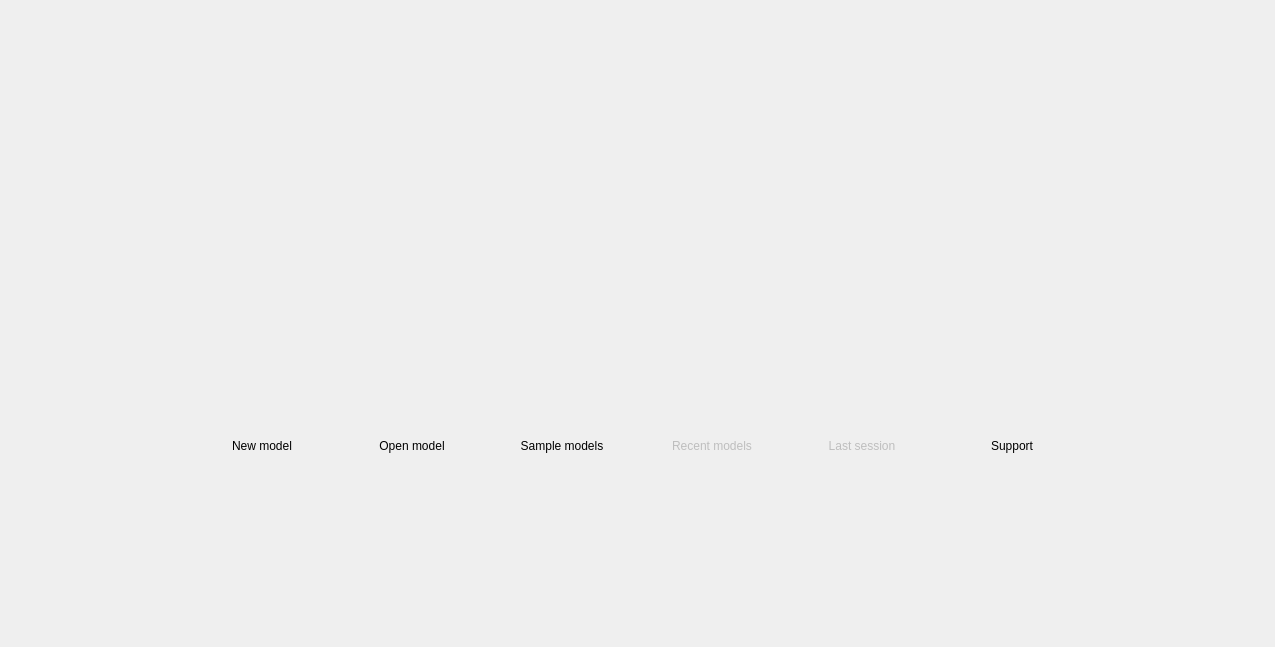
Before: the Qt Designer form libs/libgui/ui/widgets/welcomewidget.ui in pgmodeler/pgmodeler, drawn with Qt 5.
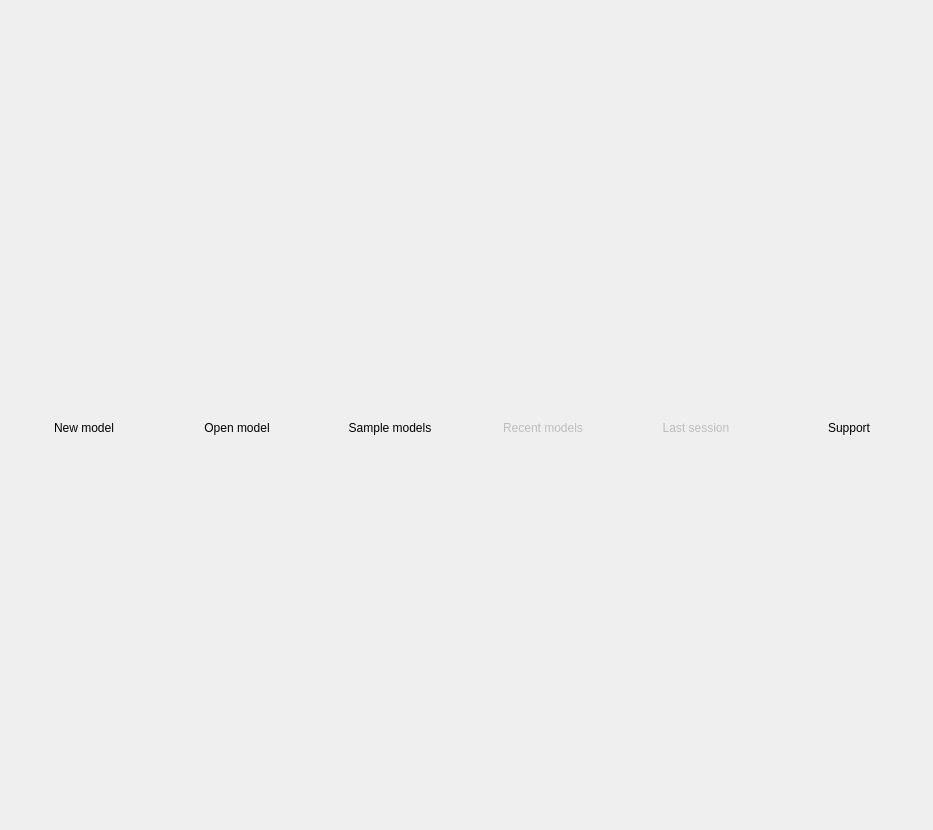
After: the same form once the commit is applied. Icons and pictures are not drawn.

Diff of the .ui file:
```diff
--- a/libs/libgui/ui/widgets/welcomewidget.ui
+++ b/libs/libgui/ui/widgets/welcomewidget.ui
@@ -6,8 +6,8 @@
    <rect>
     <x>0</x>
     <y>0</y>
-    <width>1275</width>
-    <height>647</height>
+    <width>932</width>
+    <height>830</height>
    </rect>
   </property>
   <property name="sizePolicy">
@@ -23,22 +23,21 @@
    <string>Form</string>
   </property>
   <layout class="QGridLayout" name="gridLayout_2">
-   <property name="leftMargin">
-    <number>0</number>
-   </property>
-   <property name="topMargin">
-    <number>0</number>
-   </property>
-   <property name="rightMargin">
-    <number>0</number>
-   </property>
-   <property name="bottomMargin">
-    <number>0</number>
-   </property>
-   <item row="0" column="0">
-    <layout class="QVBoxLayout" name="verticalLayout">
-     <item>
-      <widget class="QLabel" name="label">
+   <item row="1" column="0">
+    <spacer name="horizontalSpacer">
+     <property name="orientation">
+      <enum>Qt::Horizontal</enum>
+     </property>
+     <property name="sizeHint" stdset="0">
+      <size>
+       <width>248</width>
+       <height>20</height>
+      </size>
+     </property>
+    </spacer>
+   </item>
+   <item row="1" column="1" colspan="2">
+    <widget class="QLabel" name="logo_lbl">
        <property name="sizePolicy">
         <sizepolicy hsizetype="Preferred" vsizetype="Fixed">
          <horstretch>0</horstretch>
@@ -47,8 +46,8 @@
        </property>
        <property name="minimumSize">
         <size>
-         <width>190</width>
-         <height>240</height>
+       <width>0</width>
+       <height>0</height>
         </size>
        </property>
        <property name="text">
@@ -62,19 +61,32 @@
        </property>
       </widget>
      </item>
-     <item>
+   <item row="1" column="3">
+    <spacer name="horizontalSpacer_2">
+     <property name="orientation">
+      <enum>Qt::Horizontal</enum>
+     </property>
+     <property name="sizeHint" stdset="0">
+      <size>
+       <width>248</width>
+       <height>20</height>
+      </size>
+     </property>
+    </spacer>
+   </item>
+   <item row="2" column="0" colspan="4">
       <layout class="QGridLayout" name="gridLayout">
        <property name="leftMargin">
-        <number>20</number>
+      <number>0</number>
        </property>
        <property name="topMargin">
-        <number>20</number>
+      <number>0</number>
        </property>
        <property name="rightMargin">
-        <number>20</number>
+      <number>0</number>
        </property>
        <property name="bottomMargin">
-        <number>20</number>
+      <number>0</number>
        </property>
        <property name="horizontalSpacing">
         <number>10</number>
@@ -95,7 +107,6 @@
          </property>
          <property name="font">
           <font>
-           <weight>50</weight>
            <bold>false</bold>
           </font>
          </property>
@@ -111,13 +122,10 @@
          </property>
          <property name="iconSize">
           <size>
-           <width>90</width>
-           <height>90</height>
-          </size>
-         </property>
-         <property name="popupMode">
-          <enum>QToolButton::InstantPopup</enum>
-         </property>
+         <width>72</width>
+         <height>72</height>
+        </size>
+       </property>
          <property name="toolButtonStyle">
           <enum>Qt::ToolButtonTextUnderIcon</enum>
          </property>
@@ -139,7 +147,6 @@
          </property>
          <property name="font">
           <font>
-           <weight>50</weight>
            <bold>false</bold>
           </font>
          </property>
@@ -155,8 +162,8 @@
          </property>
          <property name="iconSize">
           <size>
-           <width>90</width>
-           <height>90</height>
+         <width>72</width>
+         <height>72</height>
           </size>
          </property>
          <property name="popupMode">
@@ -183,7 +190,6 @@
          </property>
          <property name="font">
           <font>
-           <weight>50</weight>
            <bold>false</bold>
            <stylestrategy>PreferAntialias</stylestrategy>
           </font>
@@ -200,46 +206,8 @@
          </property>
          <property name="iconSize">
           <size>
-           <width>90</width>
-           <height>90</height>
-          </size>
-         </property>
-         <property name="toolButtonStyle">
-          <enum>Qt::ToolButtonTextUnderIcon</enum>
-         </property>
-         <property name="autoRaise">
-          <bool>true</bool>
-         </property>
-        </widget>
-       </item>
-       <item row="0" column="0" rowspan="2">
-        <widget class="QToolButton" name="new_tb">
-         <property name="minimumSize">
-          <size>
-           <width>140</width>
-           <height>140</height>
-          </size>
-         </property>
-         <property name="font">
-          <font>
-           <weight>50</weight>
-           <bold>false</bold>
-          </font>
-         </property>
-         <property name="mouseTracking">
-          <bool>false</bool>
-         </property>
-         <property name="text">
-          <string>New model</string>
-         </property>
-         <property name="icon">
-          <iconset resource="../../res/resources.qrc">
-           <normaloff>:/icons/icons/new.png</normaloff>:/icons/icons/new.png</iconset>
-         </property>
-         <property name="iconSize">
-          <size>
-           <width>90</width>
-           <height>90</height>
+         <width>72</width>
+         <height>72</height>
           </size>
          </property>
          <property name="toolButtonStyle">
@@ -263,7 +231,6 @@
          </property>
          <property name="font">
           <font>
-           <weight>50</weight>
            <bold>false</bold>
            <stylestrategy>PreferAntialias</stylestrategy>
           </font>
@@ -280,8 +247,8 @@
          </property>
          <property name="iconSize">
           <size>
-           <width>90</width>
-           <height>90</height>
+         <width>72</width>
+         <height>72</height>
           </size>
          </property>
          <property name="toolButtonStyle">
@@ -302,7 +269,6 @@
          </property>
          <property name="font">
           <font>
-           <weight>50</weight>
            <bold>false</bold>
           </font>
          </property>
@@ -318,10 +284,13 @@
          </property>
          <property name="iconSize">
           <size>
-           <width>90</width>
-           <height>90</height>
-          </size>
-         </property>
+         <width>72</width>
+         <height>72</height>
+        </size>
+       </property>
+       <property name="popupMode">
+        <enum>QToolButton::InstantPopup</enum>
+       </property>
          <property name="toolButtonStyle">
           <enum>Qt::ToolButtonTextUnderIcon</enum>
          </property>
@@ -330,10 +299,71 @@
          </property>
         </widget>
        </item>
-      </layout>
+     <item row="0" column="0" rowspan="2">
+      <widget class="QToolButton" name="new_tb">
+       <property name="minimumSize">
+        <size>
+         <width>140</width>
+         <height>140</height>
+        </size>
+       </property>
+       <property name="font">
+        <font>
+         <bold>false</bold>
+        </font>
+       </property>
+       <property name="mouseTracking">
+        <bool>false</bool>
+       </property>
+       <property name="text">
+        <string>New model</string>
+       </property>
+       <property name="icon">
+        <iconset resource="../../res/resources.qrc">
+         <normaloff>:/icons/icons/new.png</normaloff>:/icons/icons/new.png</iconset>
+       </property>
+       <property name="iconSize">
+        <size>
+         <width>72</width>
+         <height>72</height>
+        </size>
+       </property>
+       <property name="toolButtonStyle">
+        <enum>Qt::ToolButtonTextUnderIcon</enum>
+       </property>
+       <property name="autoRaise">
+        <bool>true</bool>
+       </property>
+      </widget>
      </item>
     </layout>
    </item>
+   <item row="3" column="0" colspan="4">
+    <spacer name="verticalSpacer">
+     <property name="orientation">
+      <enum>Qt::Vertical</enum>
+     </property>
+     <property name="sizeHint" stdset="0">
+      <size>
+       <width>911</width>
+       <height>121</height>
+      </size>
+     </property>
+    </spacer>
+   </item>
+   <item row="0" column="0" colspan="4">
+    <spacer name="verticalSpacer_2">
+     <property name="orientation">
+      <enum>Qt::Vertical</enum>
+     </property>
+     <property name="sizeHint" stdset="0">
+      <size>
+       <width>911</width>
+       <height>121</height>
+      </size>
+     </property>
+    </spacer>
+   </item>
   </layout>
  </widget>
  <resources>
```
Left out of the diff: 25 changed lines with no effect on the pictures. Lines whose indentation alone changed are shown as unchanged.
